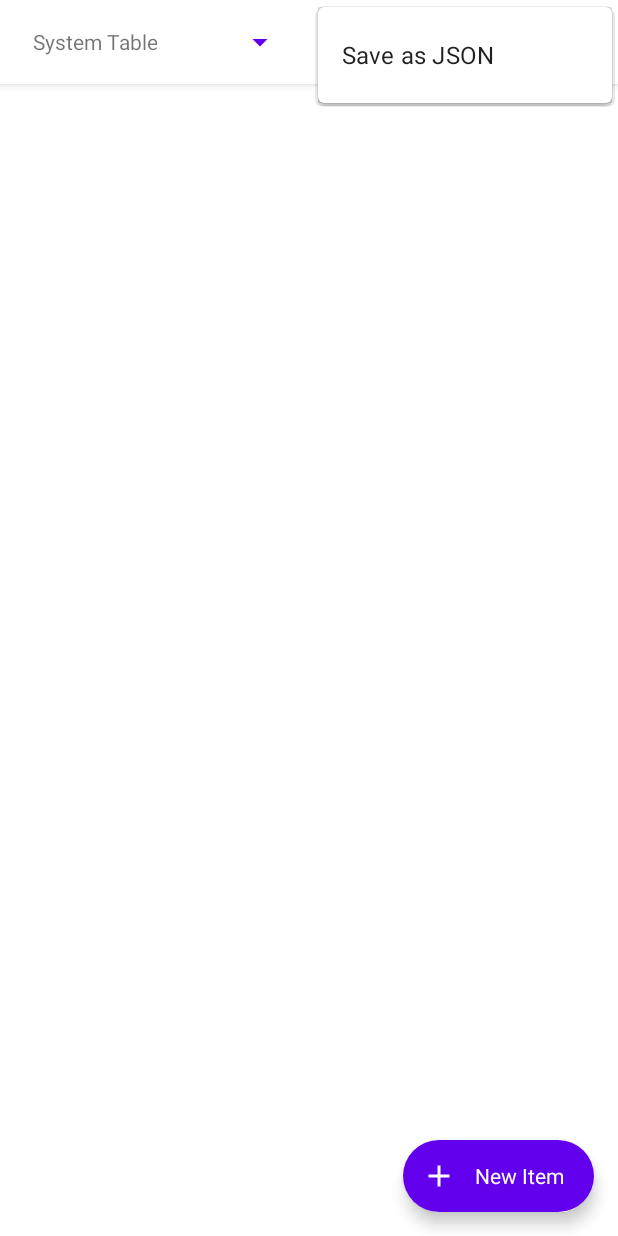
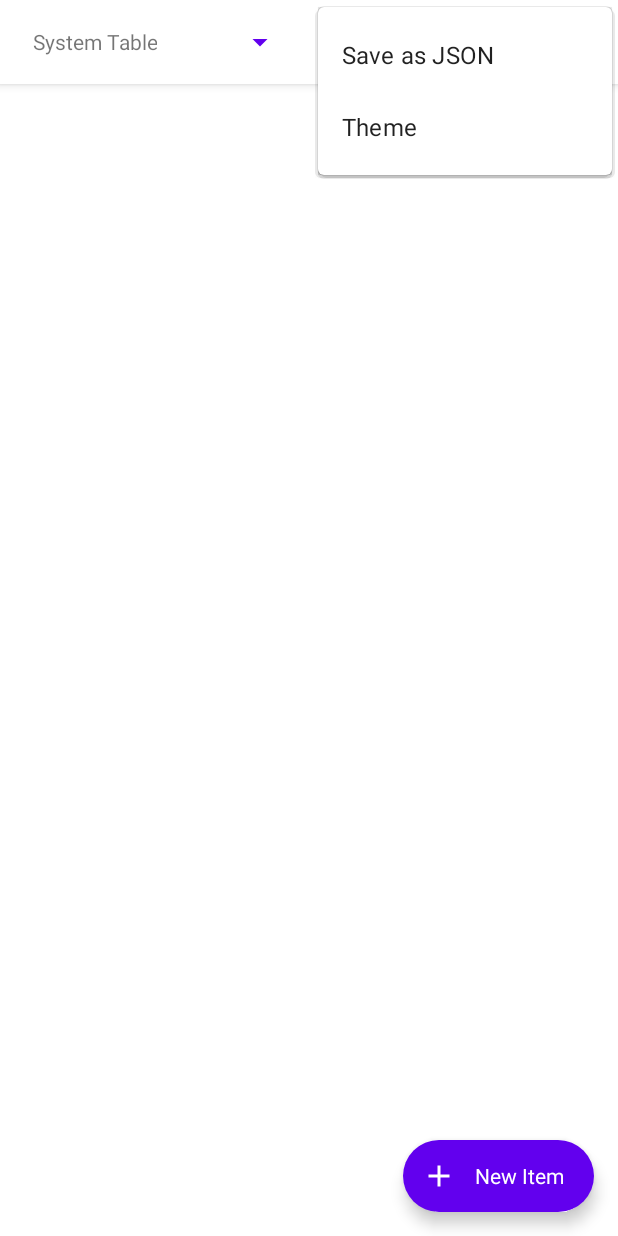
Before and after one commit to MuntashirAkon/SetEdit, an Android app: the screen it shows after launch (EditorActivity), with the options menu open, on a phone screen of 412 x 824 dp. Run offline under Robolectric (Android 15) with nearby library versions, the phone set to English and light mode, and no system bars; 1 statement that could not run was skipped.

Commit message:
Add option to change theme

```diff
--- a/app/src/main/AndroidManifest.xml
+++ b/app/src/main/AndroidManifest.xml
@@ -29,9 +29,7 @@
         tools:ignore="UnusedAttribute">
         <activity
             android:label="SetEdit"
-            android:name=".EditorActivity"
-            android:configChanges="mcc|mnc|locale|touchscreen|keyboard|keyboardHidden|navigation|orientation|screenLayout|uiMode|screenSize|smallestScreenSize|layoutDirection|fontScale"
-            android:resumeWhilePausing="true">
+            android:name=".EditorActivity">
             <intent-filter>
                 <action android:name="android.intent.action.MAIN"/>
 
--- a/app/src/main/res/menu/activity_editor_actions.xml
+++ b/app/src/main/res/menu/activity_editor_actions.xml
@@ -11,4 +11,8 @@
     <item
         android:id="@+id/action_export"
         android:title="@string/save_as_json" />
+
+    <item
+        android:id="@+id/action_theme"
+        android:title="@string/theme" />
 </menu>
--- a/app/src/main/res/values/arrays.xml
+++ b/app/src/main/res/values/arrays.xml
@@ -8,4 +8,10 @@
         <item>@string/java_properties</item>
         <item>@string/linux_environment</item>
     </string-array>
+    <string-array name="theme_options">
+        <item>@string/theme_system</item>
+        <item>@string/theme_day</item>
+        <item>@string/theme_night</item>
+        <item>@string/theme_battery</item>
+    </string-array>
 </resources>
--- a/app/src/main/res/values/strings.xml
+++ b/app/src/main/res/values/strings.xml
@@ -22,4 +22,9 @@
     <string name="saved">Saved</string>
     <string name="failed">Failed</string>
     <string name="saved_to_file">Saved to %s</string>
+    <string name="theme_system">Follow system</string>
+    <string name="theme_day">Day</string>
+    <string name="theme_night">Night</string>
+    <string name="theme_battery">Follow battery saver</string>
+    <string name="theme">Theme</string>
 </resources>
```
Also changed, not shown: app/src/main/java/io/github/muntashirakon/setedit/EditorActivity.java (+26 -1 lines).
